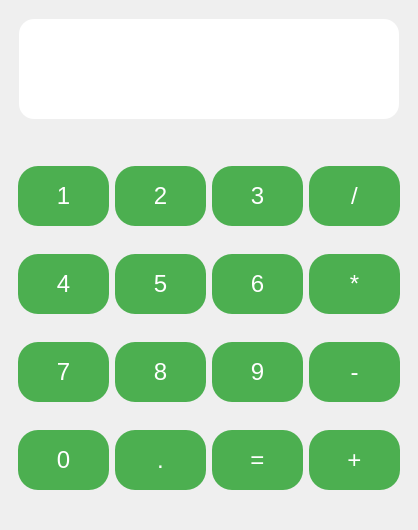
This is Buổi 1/BTVN/calculate.ui in MaiNgocChau9/Python-App-Instance as Qt 5 draws it before an edit. The edited form follows.
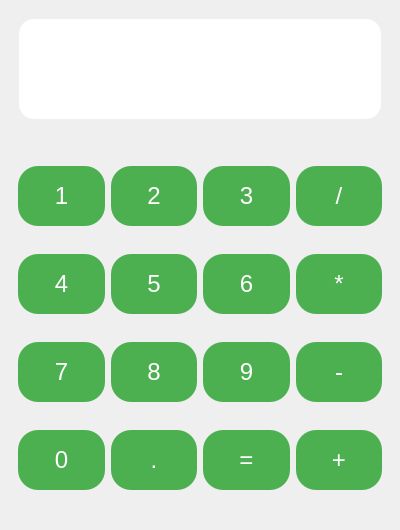
This is the edited form.

```diff
--- a/Buổi 1/BTVN/calculate.ui
+++ b/Buổi 1/BTVN/calculate.ui
@@ -6,7 +6,7 @@
    <rect>
     <x>0</x>
     <y>0</y>
-    <width>418</width>
+    <width>400</width>
     <height>530</height>
    </rect>
   </property>
```
